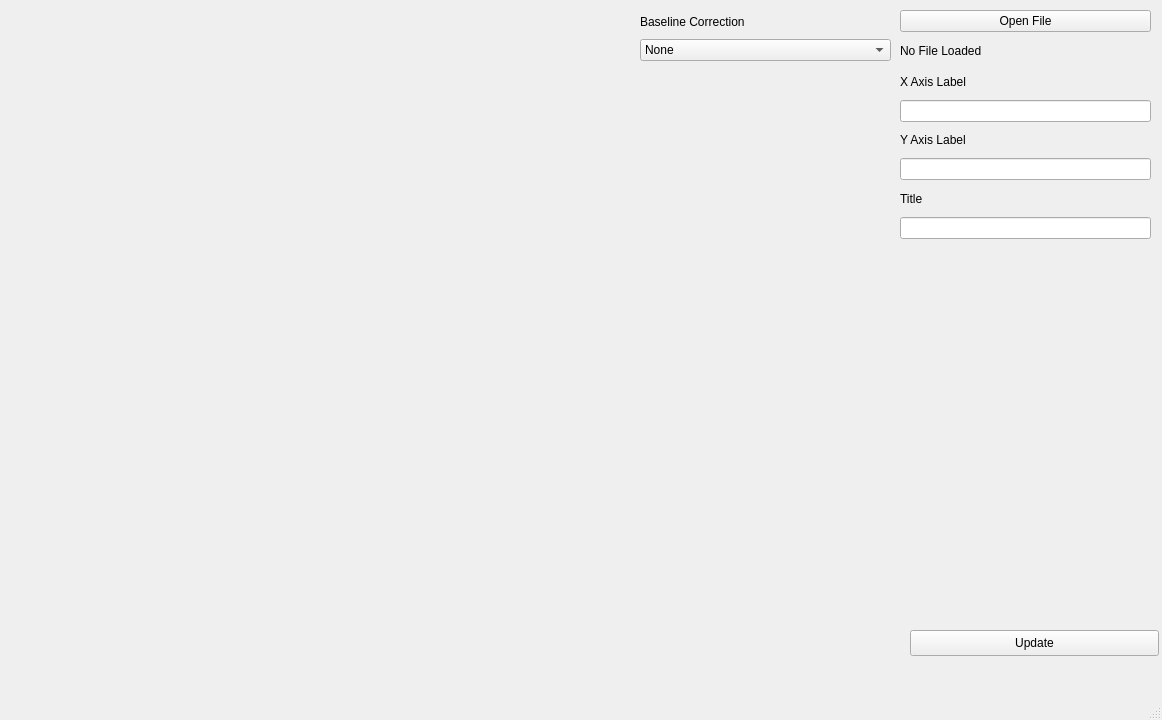
This is main.ui in vikChiu97/CosSinTan as Qt 5 draws it before an edit. The edited form follows.
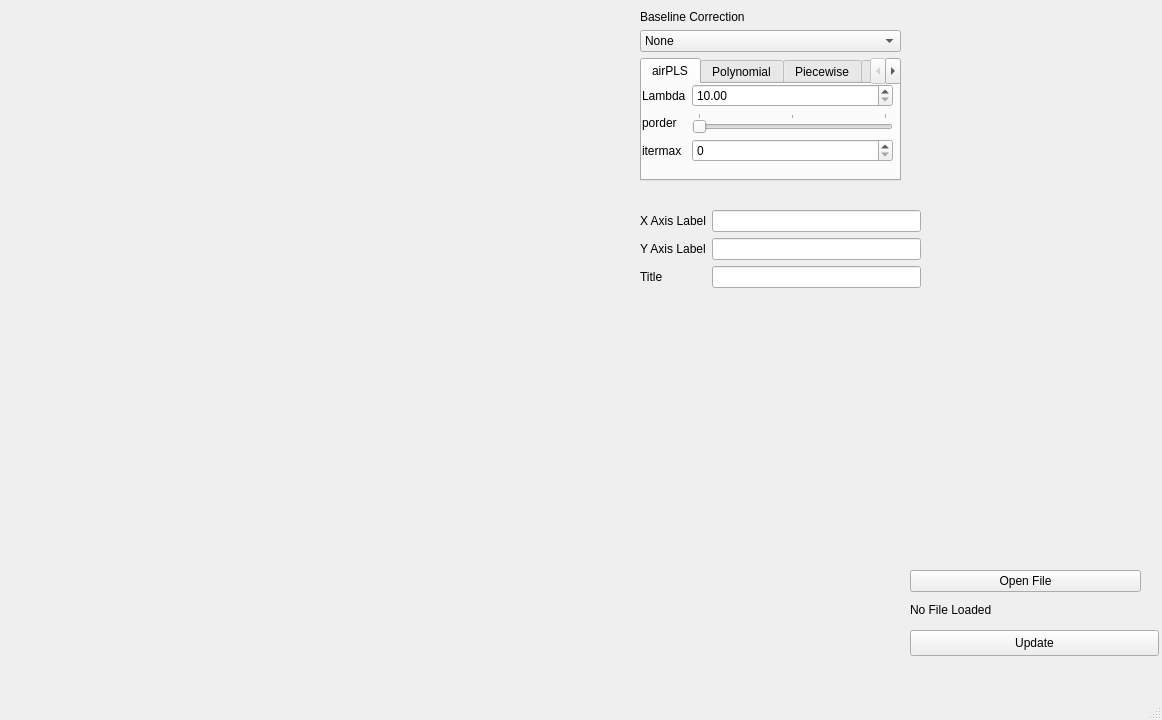
This is the edited form. The open tabs and pages were chosen to show the change.

Commit message: Added parameter control for baseline corrections

Diff of the .ui file:
```diff
--- a/main.ui
+++ b/main.ui
@@ -32,10 +32,10 @@
    <widget class="QWidget" name="verticalLayoutWidget_2">
     <property name="geometry">
      <rect>
-      <x>900</x>
-      <y>10</y>
-      <width>251</width>
-      <height>229</height>
+      <x>910</x>
+      <y>570</y>
+      <width>231</width>
+      <height>51</height>
      </rect>
     </property>
     <layout class="QVBoxLayout" name="verticalLayout_2">
@@ -53,36 +53,6 @@
        </property>
       </widget>
      </item>
-     <item>
-      <widget class="QLabel" name="xAxisLabel">
-       <property name="text">
-        <string>X Axis Label</string>
-       </property>
-      </widget>
-     </item>
-     <item>
-      <widget class="QLineEdit" name="xAxisLine"/>
-     </item>
-     <item>
-      <widget class="QLabel" name="yAxisLabel">
-       <property name="text">
-        <string>Y Axis Label</string>
-       </property>
-      </widget>
-     </item>
-     <item>
-      <widget class="QLineEdit" name="yAxisLine"/>
-     </item>
-     <item>
-      <widget class="QLabel" name="titleLabel">
-       <property name="text">
-        <string>Title</string>
-       </property>
-      </widget>
-     </item>
-     <item>
-      <widget class="QLineEdit" name="titleLine"/>
-     </item>
     </layout>
    </widget>
    <widget class="QWidget" name="verticalLayoutWidget_3">
@@ -90,8 +60,8 @@
      <rect>
       <x>640</x>
       <y>10</y>
-      <width>251</width>
-      <height>51</height>
+      <width>261</width>
+      <height>171</height>
      </rect>
     </property>
     <layout class="QVBoxLayout" name="verticalLayout_3">
@@ -136,6 +106,255 @@
        </item>
       </widget>
      </item>
+     <item>
+      <widget class="QTabWidget" name="tabWidget">
+       <property name="currentIndex">
+        <number>3</number>
+       </property>
+       <widget class="QWidget" name="baselineAirTab">
+        <attribute name="title">
+         <string>airPLS</string>
+        </attribute>
+        <widget class="QWidget" name="formLayoutWidget_5">
+         <property name="geometry">
+          <rect>
+           <x>0</x>
+           <y>0</y>
+           <width>251</width>
+           <height>82</height>
+          </rect>
+         </property>
+         <layout class="QFormLayout" name="formLayout_5">
+          <item row="0" column="0">
+           <widget class="QLabel" name="airLambdaLabel">
+            <property name="text">
+             <string>Lambda</string>
+            </property>
+           </widget>
+          </item>
+          <item row="1" column="0">
+           <widget class="QLabel" name="airPorderLabel">
+            <property name="text">
+             <string>porder</string>
+            </property>
+           </widget>
+          </item>
+          <item row="0" column="1">
+           <widget class="QDoubleSpinBox" name="airLambdaSpinBox">
+            <property name="minimum">
+             <double>10.000000000000000</double>
+            </property>
+            <property name="maximum">
+             <double>100000000.000000000000000</double>
+            </property>
+           </widget>
+          </item>
+          <item row="1" column="1">
+           <widget class="QSlider" name="airPorderSlider">
+            <property name="minimum">
+             <number>1</number>
+            </property>
+            <property name="maximum">
+             <number>3</number>
+            </property>
+            <property name="orientation">
+             <enum>Qt::Orientation::Horizontal</enum>
+            </property>
+            <property name="tickPosition">
+             <enum>QSlider::TickPosition::TicksAbove</enum>
+            </property>
+            <property name="tickInterval">
+             <number>1</number>
+            </property>
+           </widget>
+          </item>
+          <item row="2" column="0">
+           <widget class="QLabel" name="airItermaxLabel">
+            <property name="text">
+             <string>itermax</string>
+            </property>
+           </widget>
+          </item>
+          <item row="2" column="1">
+           <widget class="QSpinBox" name="airItermaxSpinBox"/>
+          </item>
+         </layout>
+        </widget>
+       </widget>
+       <widget class="QWidget" name="baselinePolyTab">
+        <attribute name="title">
+         <string>Polynomial</string>
+        </attribute>
+        <widget class="QWidget" name="formLayoutWidget_3">
+         <property name="geometry">
+          <rect>
+           <x>0</x>
+           <y>0</y>
+           <width>251</width>
+           <height>51</height>
+          </rect>
+         </property>
+         <layout class="QFormLayout" name="formLayout_2">
+          <item row="0" column="0">
+           <widget class="QLabel" name="polyOrderLabel">
+            <property name="text">
+             <string>Order</string>
+            </property>
+           </widget>
+          </item>
+          <item row="0" column="1">
+           <widget class="QSlider" name="polyOrderSlider">
+            <property name="minimum">
+             <number>1</number>
+            </property>
+            <property name="maximum">
+             <number>7</number>
+            </property>
+            <property name="orientation">
+             <enum>Qt::Orientation::Horizontal</enum>
+            </property>
+            <property name="tickPosition">
+             <enum>QSlider::TickPosition::TicksBelow</enum>
+            </property>
+            <property name="tickInterval">
+             <number>1</number>
+            </property>
+           </widget>
+          </item>
+         </layout>
+        </widget>
+       </widget>
+       <widget class="QWidget" name="baselinePiecewiseTab">
+        <attribute name="title">
+         <string>Piecewise</string>
+        </attribute>
+        <widget class="QWidget" name="formLayoutWidget_4">
+         <property name="geometry">
+          <rect>
+           <x>0</x>
+           <y>0</y>
+           <width>251</width>
+           <height>53</height>
+          </rect>
+         </property>
+         <layout class="QFormLayout" name="formLayout_4">
+          <item row="0" column="0">
+           <widget class="QLabel" name="piecewiseKnotsLabel">
+            <property name="text">
+             <string>N_knots</string>
+            </property>
+           </widget>
+          </item>
+          <item row="0" column="1">
+           <widget class="QSpinBox" name="piecewiseKnotsSpinBox">
+            <property name="minimum">
+             <number>3</number>
+            </property>
+            <property name="maximum">
+             <number>50</number>
+            </property>
+            <property name="value">
+             <number>10</number>
+            </property>
+           </widget>
+          </item>
+          <item row="1" column="0">
+           <widget class="QLabel" name="piecewiseDegreeLabel">
+            <property name="text">
+             <string>Degree</string>
+            </property>
+           </widget>
+          </item>
+          <item row="1" column="1">
+           <widget class="QSlider" name="piecewiseDegreeSlider">
+            <property name="minimum">
+             <number>1</number>
+            </property>
+            <property name="maximum">
+             <number>5</number>
+            </property>
+            <property name="singleStep">
+             <number>0</number>
+            </property>
+            <property name="orientation">
+             <enum>Qt::Orientation::Horizontal</enum>
+            </property>
+            <property name="tickPosition">
+             <enum>QSlider::TickPosition::TicksBelow</enum>
+            </property>
+            <property name="tickInterval">
+             <number>1</number>
+            </property>
+           </widget>
+          </item>
+         </layout>
+        </widget>
+       </widget>
+       <widget class="QWidget" name="baselineSavitzkyTab">
+        <attribute name="title">
+         <string>Savitzky-Golay</string>
+        </attribute>
+        <widget class="QWidget" name="formLayoutWidget_2">
+         <property name="geometry">
+          <rect>
+           <x>0</x>
+           <y>0</y>
+           <width>251</width>
+           <height>81</height>
+          </rect>
+         </property>
+         <layout class="QFormLayout" name="formLayout">
+          <item row="0" column="0">
+           <widget class="QLabel" name="savitzkyWinLenLabel">
+            <property name="text">
+             <string>Window Length</string>
+            </property>
+           </widget>
+          </item>
+          <item row="0" column="1">
+           <widget class="QSpinBox" name="savitzkyWinLenSpinBox">
+            <property name="minimum">
+             <number>5</number>
+            </property>
+            <property name="maximum">
+             <number>301</number>
+            </property>
+            <property name="singleStep">
+             <number>2</number>
+            </property>
+           </widget>
+          </item>
+          <item row="1" column="0">
+           <widget class="QLabel" name="savitzkyPolyorderLabel">
+            <property name="text">
+             <string>Polyorder</string>
+            </property>
+           </widget>
+          </item>
+          <item row="1" column="1">
+           <widget class="QSlider" name="savitzkyPolyorderSlider">
+            <property name="minimum">
+             <number>3</number>
+            </property>
+            <property name="maximum">
+             <number>5</number>
+            </property>
+            <property name="orientation">
+             <enum>Qt::Orientation::Horizontal</enum>
+            </property>
+            <property name="tickPosition">
+             <enum>QSlider::TickPosition::TicksBelow</enum>
+            </property>
+            <property name="tickInterval">
+             <number>1</number>
+            </property>
+           </widget>
+          </item>
+         </layout>
+        </widget>
+       </widget>
+      </widget>
+     </item>
     </layout>
    </widget>
    <widget class="QPushButton" name="updateButton">
@@ -151,6 +370,48 @@
      <string>Update</string>
     </property>
    </widget>
+   <widget class="QWidget" name="formLayoutWidget">
+    <property name="geometry">
+     <rect>
+      <x>640</x>
+      <y>210</y>
+      <width>281</width>
+      <height>81</height>
+     </rect>
+    </property>
+    <layout class="QFormLayout" name="formLayout_3">
+     <item row="0" column="0">
+      <widget class="QLabel" name="xAxisLabel">
+       <property name="text">
+        <string>X Axis Label</string>
+       </property>
+      </widget>
+     </item>
+     <item row="0" column="1">
+      <widget class="QLineEdit" name="xAxisLine"/>
+     </item>
+     <item row="1" column="0">
+      <widget class="QLabel" name="yAxisLabel">
+       <property name="text">
+        <string>Y Axis Label</string>
+       </property>
+      </widget>
+     </item>
+     <item row="1" column="1">
+      <widget class="QLineEdit" name="yAxisLine"/>
+     </item>
+     <item row="2" column="0">
+      <widget class="QLabel" name="titleLabel">
+       <property name="text">
+        <string>Title</string>
+       </property>
+      </widget>
+     </item>
+     <item row="2" column="1">
+      <widget class="QLineEdit" name="titleLine"/>
+     </item>
+    </layout>
+   </widget>
   </widget>
   <widget class="QMenuBar" name="menubar">
    <property name="geometry">
```
The commit also changes 3 other files.
